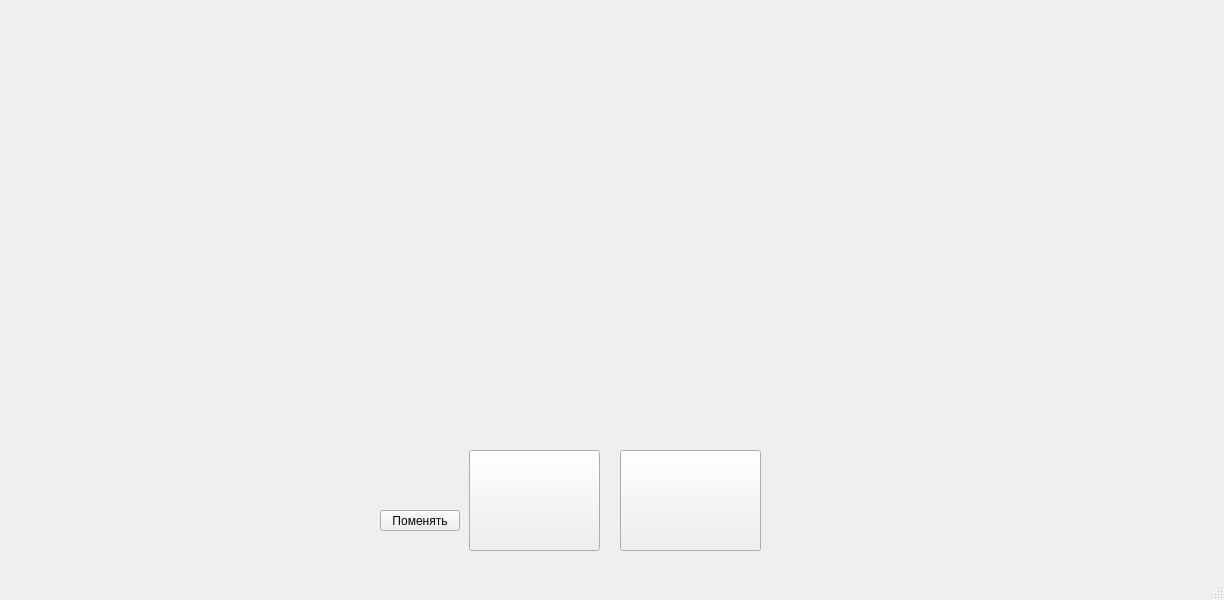
AndayGriF/Restructuring, file gamewindow.ui: the form before one commit.
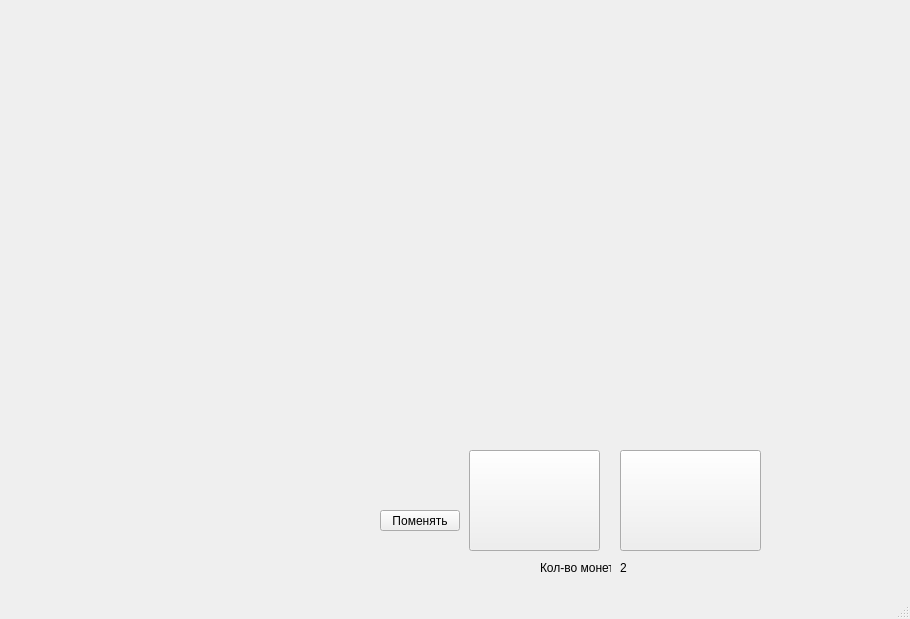
The form after the commit.

Commit message: добавление монет и модальных окон

```diff
--- a/gamewindow.ui
+++ b/gamewindow.ui
@@ -6,8 +6,8 @@
    <rect>
     <x>0</x>
     <y>0</y>
-    <width>1224</width>
-    <height>600</height>
+    <width>910</width>
+    <height>619</height>
    </rect>
   </property>
   <property name="windowTitle">
@@ -66,6 +66,32 @@
      <string/>
     </property>
    </widget>
+   <widget class="QLabel" name="textMoney">
+    <property name="geometry">
+     <rect>
+      <x>540</x>
+      <y>560</y>
+      <width>71</width>
+      <height>16</height>
+     </rect>
+    </property>
+    <property name="text">
+     <string>Кол-во монет:  </string>
+    </property>
+   </widget>
+   <widget class="QLabel" name="moneyLabel">
+    <property name="geometry">
+     <rect>
+      <x>620</x>
+      <y>560</y>
+      <width>71</width>
+      <height>16</height>
+     </rect>
+    </property>
+    <property name="text">
+     <string>2</string>
+    </property>
+   </widget>
   </widget>
   <widget class="QMenuBar" name="menubar">
    <property name="geometry">
```
Left out of the diff: 7 changed lines with no effect on the pictures. The commit also changes 2 other files.
